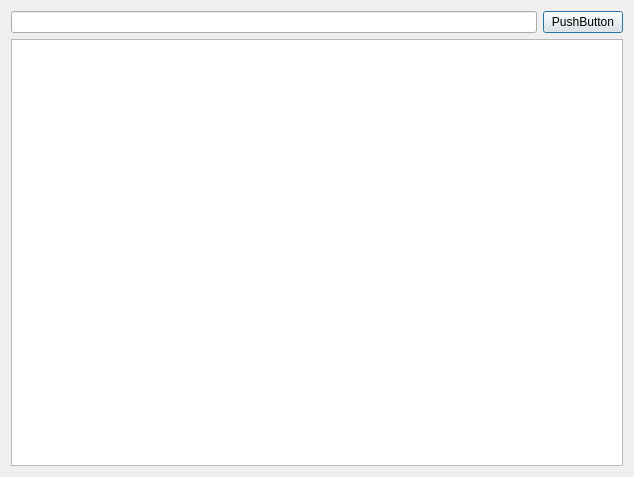
Old version of the form yuedlg.ui in the repository leibnewton/yue.
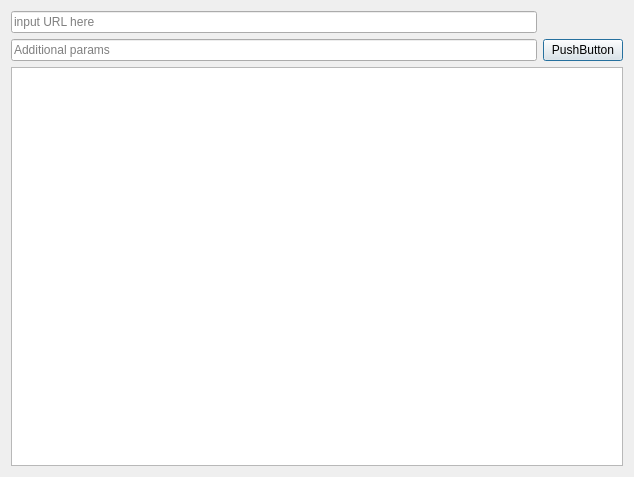
New version of the form.

What changed in the file:
```diff
--- a/yuedlg.ui
+++ b/yuedlg.ui
@@ -21,11 +21,34 @@
   </property>
   <layout class="QVBoxLayout" name="verticalLayout">
    <item>
-    <layout class="QHBoxLayout" name="horizontalLayout">
-     <item>
-      <widget class="QLineEdit" name="leUrl"/>
+    <layout class="QGridLayout" name="gridLayout">
+     <item row="0" column="0">
+      <widget class="QLineEdit" name="leUrl">
+       <property name="sizePolicy">
+        <sizepolicy hsizetype="Expanding" vsizetype="Fixed">
+         <horstretch>1</horstretch>
+         <verstretch>0</verstretch>
+        </sizepolicy>
+       </property>
+       <property name="placeholderText">
+        <string>input URL here</string>
+       </property>
+      </widget>
      </item>
-     <item>
+     <item row="1" column="0">
+      <widget class="QLineEdit" name="leParam">
+       <property name="sizePolicy">
+        <sizepolicy hsizetype="Expanding" vsizetype="Fixed">
+         <horstretch>1</horstretch>
+         <verstretch>0</verstretch>
+        </sizepolicy>
+       </property>
+       <property name="placeholderText">
+        <string>Additional params</string>
+       </property>
+      </widget>
+     </item>
+     <item row="1" column="1">
       <widget class="QPushButton" name="pushButton">
        <property name="text">
         <string>PushButton</string>
```
